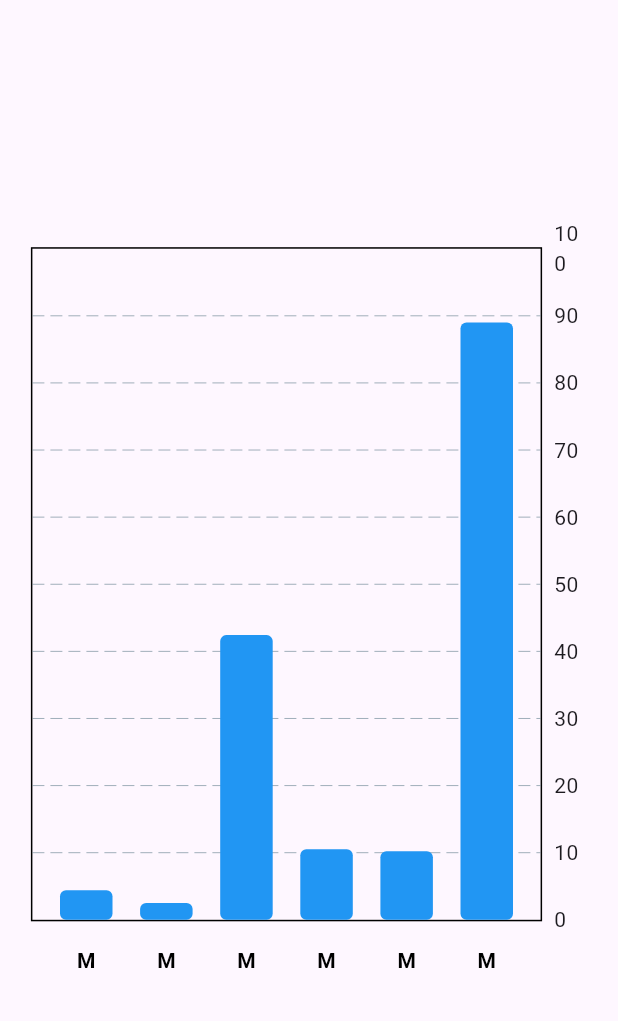
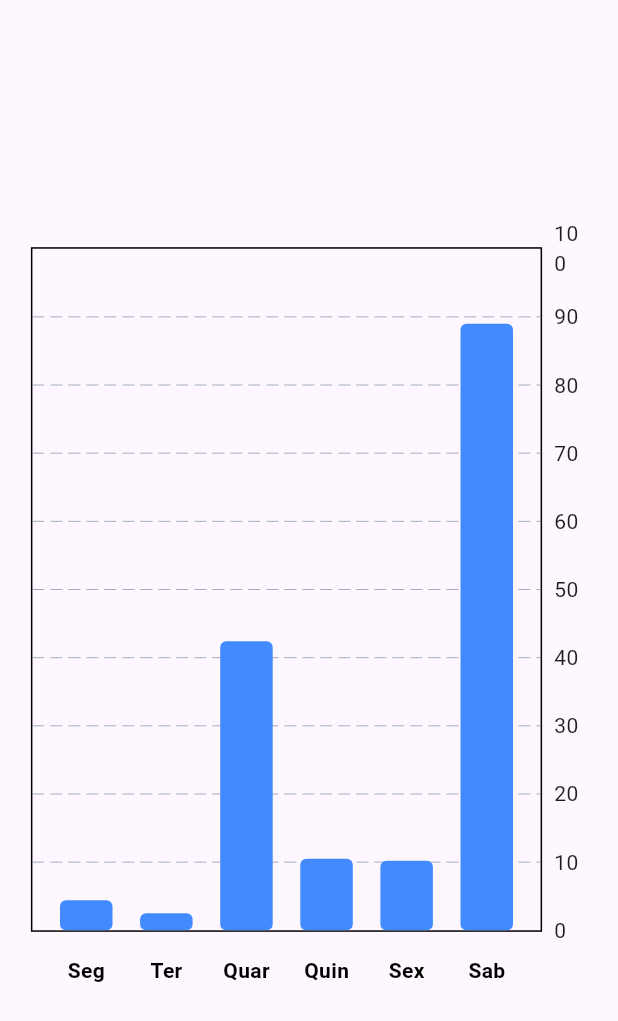
Before and after one commit to EdersonPinheiro/bargraphtute, a Flutter app: the screen it shows after launch, on a phone screen of 412 x 824 dp. Shown: the top 1021 px of the screen. Run offline on Flutter 3.47's test engine with Material 3 defaults, Android fonts, the phone set to English and light mode, and no system bars; drawn by our look-alikes of fl_chart.

Commit message:
Updated BarData to UltimaSemanaBarData

```diff
--- a/lib/bar_graph/bar_data.dart
+++ /dev/null
@@ -1,44 +0,0 @@
-import 'package:bargraphtute/bar_graph/individual_bar.dart';
-
-class BarData {
-  final double sunAmount;
-  final double monAmount;
-  final double wedAmount;
-  final double thurAmount;
-  final double friAmount;
-  final double satAmount;
-
-  BarData(
-      {required this.sunAmount,
-      required this.monAmount,
-      required this.wedAmount,
-      required this.thurAmount,
-      required this.friAmount,
-      required this.satAmount});
-
-  List<IndividualBar> barData = [];
-
-  //Inicializa o barData
-
-  void initializeBarData() {
-    barData = [
-      //sun
-      IndividualBar(x: 0, y: sunAmount),
-
-      //mon
-      IndividualBar(x: 0, y: monAmount),
-
-      //tue
-      IndividualBar(x: 0, y: wedAmount),
-
-      //wed
-      IndividualBar(x: 0, y: thurAmount),
-
-      //fri
-      IndividualBar(x: 0, y: friAmount),
-
-      //sat
-      IndividualBar(x: 0, y: satAmount)
-    ];
-  }
-}
--- a/lib/bar_graph/bar_graph.dart
+++ b/lib/bar_graph/bar_graph.dart
@@ -1,4 +1,4 @@
-import 'package:bargraphtute/bar_graph/bar_data.dart';
+import 'package:bargraphtute/bar_graph/ultima_semana_bar_data.dart';
 import 'package:fl_chart/fl_chart.dart';
 import 'package:flutter/material.dart';
 import 'package:intl/intl.dart';
@@ -9,13 +9,14 @@ class BarGraph extends StatelessWidget {
 
   @override
   Widget build(BuildContext context) {
-    BarData myBarData = BarData(
-      sunAmount: weeklySummary[0],
-      monAmount: weeklySummary[1],
-      wedAmount: weeklySummary[2],
-      thurAmount: weeklySummary[3],
-      friAmount: weeklySummary[4],
-      satAmount: weeklySummary[5],
+
+    UltimaSemanaBarData myBarData = UltimaSemanaBarData(
+      segunda: weeklySummary[0],
+      terca: weeklySummary[1],
+      quarta: weeklySummary[2],
+      quinta: weeklySummary[3],
+      sexta: weeklySummary[4],
+      sabado: weeklySummary[5],
     );
 
     myBarData.initializeBarData();
@@ -26,17 +27,21 @@ class BarGraph extends StatelessWidget {
         fontWeight: FontWeight.bold,
         fontSize: 14,
       );
-      List<String> days = ['M', 'T', 'W', 'T', 'F', 'S', 'S'];
+      List<String> days = ['Seg', 'Ter', 'Quar', 'Quin', 'Sex', 'Sab'];
+
+      int index = value.toInt() % days.length;
 
       Widget text = Text(
-        days[value.toInt()],
+        days[index],
         style: style,
       );
 
-      return SideTitleWidget(
-        axisSide: AxisSide.bottom,
-        space: 16,
-        child: text,
+      return Container(
+        child: SideTitleWidget(
+          axisSide: AxisSide.bottom,
+          space: 16,
+          child: text,
+        ),
       );
     }
 
@@ -49,7 +54,7 @@ class BarGraph extends StatelessWidget {
               barRods: [
                 BarChartRodData(
                   toY: data.y,
-                  color: Colors.blue,
+                  color: Colors.blueAccent,
                   width: 35,
                   borderRadius: const BorderRadius.all(
                     Radius.circular(4),
@@ -61,14 +66,14 @@ class BarGraph extends StatelessWidget {
           )
           .toList(),
       titlesData: FlTitlesData(
-        show: true,
         bottomTitles: AxisTitles(
           sideTitles: SideTitles(
             showTitles: true,
             getTitlesWidget: getTitles,
-            reservedSize: 45,
+            reservedSize: 38,
           ),
         ),
+        show: true,
         topTitles: AxisTitles(
           sideTitles: SideTitles(
             showTitles: false,
--- /dev/null
+++ b/lib/bar_graph/ultima_semana_bar_data.dart
@@ -0,0 +1,44 @@
+import 'package:bargraphtute/bar_graph/individual_bar.dart';
+
+class UltimaSemanaBarData {
+  final double segunda;
+  final double terca;
+  final double quarta;
+  final double quinta;
+  final double sexta;
+  final double sabado;
+
+  UltimaSemanaBarData(
+      {required this.segunda,
+      required this.terca,
+      required this.quarta,
+      required this.quinta,
+      required this.sexta,
+      required this.sabado});
+
+  List<IndividualBar> barData = [];
+
+  //Inicializa o barData
+
+  void initializeBarData() {
+    barData = [
+      //segunda
+      IndividualBar(x: 0, y: segunda),
+
+      //terca
+      IndividualBar(x: 1, y: terca),
+
+      //quarta
+      IndividualBar(x: 2, y: quarta),
+
+      //quinta
+      IndividualBar(x: 3, y: quinta),
+
+      //sexta
+      IndividualBar(x: 4, y: sexta),
+
+      //sabado
+      IndividualBar(x: 5, y: sabado)
+    ];
+  }
+}
--- a/pubspec.yaml
+++ b/pubspec.yaml
@@ -35,7 +35,7 @@ dependencies:
   # The following adds the Cupertino Icons font to your application.
   # Use with the CupertinoIcons class for iOS style icons.
   cupertino_icons: ^1.0.6
-  fl_chart: ^0.60.0
+  fl_chart:
   intl:
 
 dev_dependencies:
```
Also changed, not shown: lib/bar_graph/individual_bar.dart (line endings or trailing spaces).
